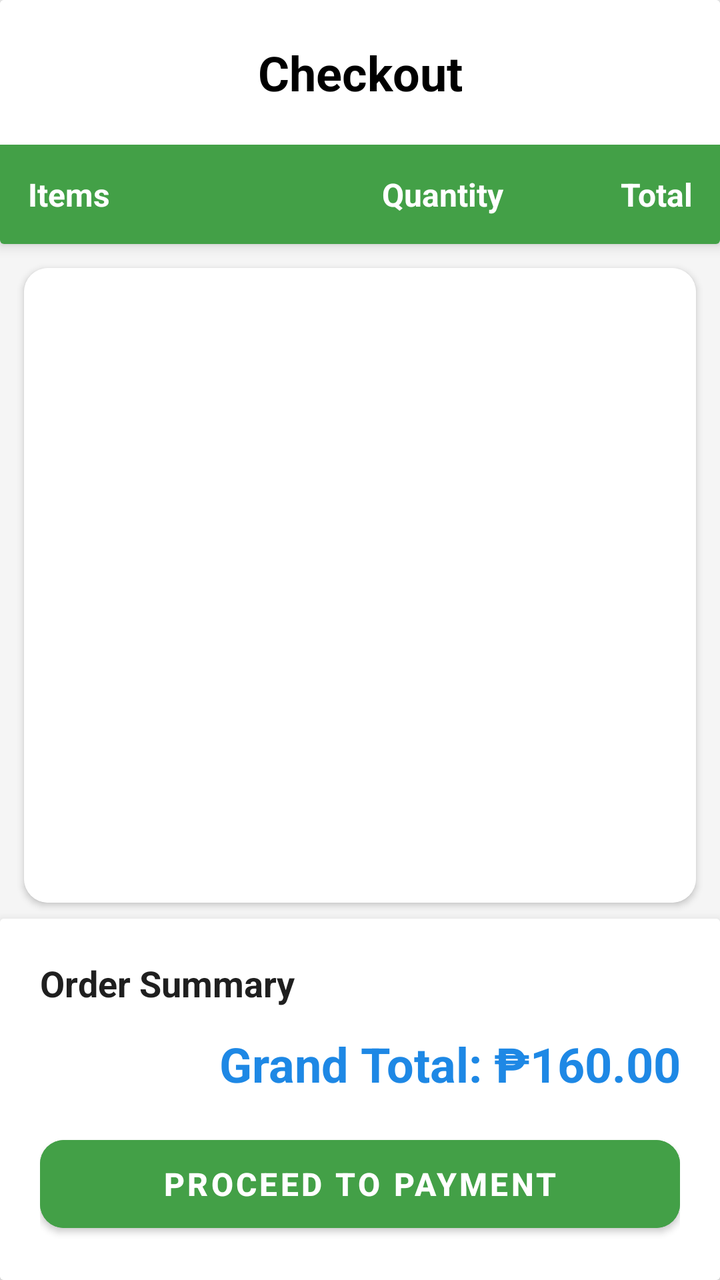
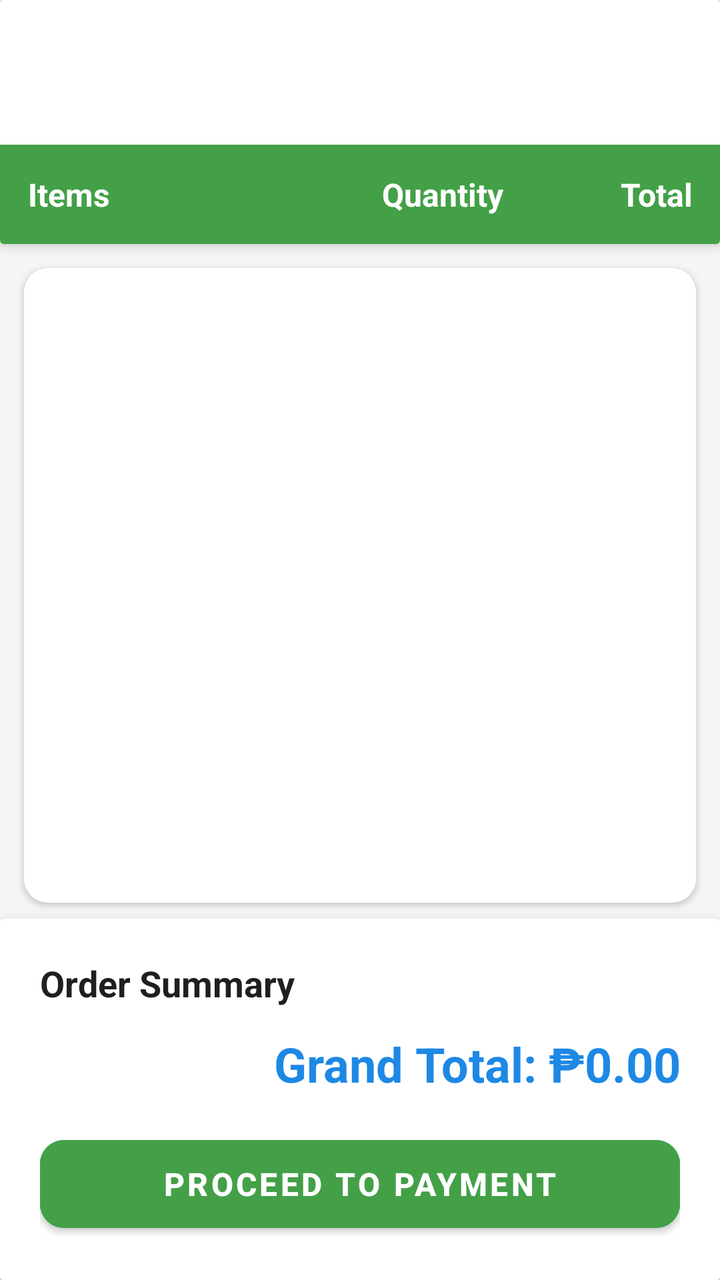

The first picture is an Android layout as it rendered before a commit; the second is the same layout after the commit. The layout source and the unified diff follow.
<!-- AndroidManifest.xml: application theme Theme.MyApp -->
<!-- res/layout/checkout_activity.xml -->
<?xml version="1.0" encoding="utf-8"?>
<androidx.constraintlayout.widget.ConstraintLayout xmlns:android="http://schemas.android.com/apk/res/android"
    xmlns:tools="http://schemas.android.com/tools"
    xmlns:app="http://schemas.android.com/apk/res-auto"
    android:layout_width="match_parent"
    android:layout_height="match_parent"
    android:background="#F5F5F5">

    <LinearLayout
        android:orientation="vertical"
        android:layout_width="match_parent"
        android:layout_height="match_parent">

        
        <androidx.cardview.widget.CardView
            android:layout_width="match_parent"
            android:layout_height="wrap_content"
            app:cardElevation="4dp">

            <LinearLayout
                android:layout_width="match_parent"
                android:layout_height="wrap_content"
                android:orientation="vertical">

                <TextView
                    android:layout_width="match_parent"
                    android:layout_height="wrap_content"
                    android:text="Checkout"
                    android:textSize="24sp"
                    android:textAlignment="center"
                    android:textStyle="bold"
                    android:padding="20dp"
                    android:background="#FFFFFF"
                    android:textColor="@color/black"/>

                
                <LinearLayout
                    android:layout_width="match_parent"
                    android:layout_height="wrap_content"
                    android:background="#43A047"

                    android:orientation="horizontal"
                    android:padding="14dp">

                    <TextView 
                        android:text="Items" 
                        android:layout_weight="2" 
                        android:layout_width="0dp" 
                        android:layout_height="wrap_content"
                        android:textColor="#FFFFFF"
                        android:textStyle="bold"
                        android:textSize="16sp"/>

                    <TextView 
                        android:text="Quantity" 
                        android:layout_weight="1" 
                        android:layout_width="0dp" 
                        android:layout_height="wrap_content"
                        android:textColor="#FFFFFF"
                        android:textStyle="bold"
                        android:gravity="center"
                        android:textSize="16sp"/>

                    <TextView 
                        android:text="Total" 
                        android:layout_weight="1" 
                        android:layout_width="0dp" 
                        android:layout_height="wrap_content"
                        android:textColor="#FFFFFF"
                        android:textStyle="bold"
                        android:gravity="end"
                        android:textSize="16sp"/>
                </LinearLayout>
            </LinearLayout>
        </androidx.cardview.widget.CardView>

        
        <androidx.cardview.widget.CardView
            android:layout_width="match_parent"
            android:layout_height="0dp"
            android:layout_weight="1"
            android:layout_marginHorizontal="12dp"
            android:layout_marginTop="12dp"
            android:layout_marginBottom="8dp"
            app:cardCornerRadius="12dp"
            app:cardElevation="2dp">

            <androidx.constraintlayout.widget.ConstraintLayout
                android:layout_width="match_parent"
                android:layout_height="match_parent"
                android:background="#FFFFFF">

                <androidx.recyclerview.widget.RecyclerView
                    android:id="@+id/checkoutrecyclerView"
                    android:layout_width="match_parent"
                    android:layout_height="match_parent"
                    android:clipToPadding="false"
                    android:padding="8dp"
                    android:contentDescription="@string/welcome"
                    tools:ignore="MissingConstraints"/>

            </androidx.constraintlayout.widget.ConstraintLayout>
        </androidx.cardview.widget.CardView>

        
        <androidx.cardview.widget.CardView
            android:layout_width="match_parent"
            android:layout_height="wrap_content"
            app:cardElevation="8dp">

            <LinearLayout
                android:layout_width="match_parent"
                android:layout_height="wrap_content"
                android:orientation="vertical"
                android:padding="20dp"
                android:background="#FFFFFF">

                
                <LinearLayout
                    android:layout_width="match_parent"
                    android:layout_height="wrap_content"
                    android:orientation="vertical"
                    android:layout_marginBottom="16dp">

                    <TextView
                        android:layout_width="wrap_content"
                        android:layout_height="wrap_content"
                        android:text="Order Summary"
                        android:textStyle="bold"
                        android:textSize="18sp"
                        android:textColor="#1F1F1F"
                        android:layout_marginBottom="12dp"/>

                    <TextView
                        android:id="@+id/total_bill"
                        android:text="Grand Total: ₱160.00"
                        android:layout_width="match_parent"
                        android:layout_height="wrap_content"
                        android:textColor="#1E88E5"
                        android:textSize="24sp"
                        android:textStyle="bold"
                        android:gravity="end"/>
                </LinearLayout>

                <Button
                    android:id="@+id/btn_checkout"
                    android:layout_width="match_parent"
                    android:layout_height="56dp"
                    android:text="PROCEED TO PAYMENT"
                    android:textStyle="bold"
                    android:backgroundTint="#43A047"
                    android:textColor="#FFFFFF"
                    android:textSize="16sp"
                    app:cornerRadius="12dp"
                    android:elevation="2dp"/>
            </LinearLayout>
        </androidx.cardview.widget.CardView>

    </LinearLayout>

</androidx.constraintlayout.widget.ConstraintLayout>
<!-- resources referenced by this layout -->
<resources>
  <color name="black">#FF000000</color>
  <string name="welcome">"Welcome!"</string>
  <style name="Theme.MyApp" parent="Theme.MaterialComponents.Light.NoActionBar">
          
          <item name="colorPrimary">@color/purple_500</item>
          <item name="colorPrimaryVariant">@color/purple_700</item>
          <item name="colorOnPrimary">@color/white</item>
          
          <item name="colorSecondary">@color/teal_200</item>
          <item name="colorSecondaryVariant">@color/teal_700</item>
          <item name="colorOnSecondary">@color/black</item>
          
          <item name="android:statusBarColor">?attr/colorPrimaryVariant</item>
          
      </style>
  <color name="purple_500">#FF6200EE</color>
  <color name="purple_700">#FF3700B3</color>
  <color name="white">#FFFFFFFF</color>
  <color name="teal_200">#FF03DAC5</color>
  <color name="teal_700">#FF018786</color>
</resources>

<!-- the commit's change to res/layout/checkout_activity.xml (unified diff, before → after) -->
@@ -25,7 +25,6 @@
                 <TextView
                     android:layout_width="match_parent"
                     android:layout_height="wrap_content"
-                    android:text="Checkout"
                     android:textSize="24sp"
                     android:textAlignment="center"
                     android:textStyle="bold"
@@ -35,10 +34,10 @@
 
                 
                 <LinearLayout
+                    android:id="@+id/header_container"
                     android:layout_width="match_parent"
                     android:layout_height="wrap_content"
                     android:background="#43A047"
-
                     android:orientation="horizontal"
                     android:padding="14dp">
 
@@ -90,6 +89,43 @@
                 android:layout_height="match_parent"
                 android:background="#FFFFFF">
 
+                
+                <LinearLayout
+                    android:id="@+id/empty_cart_container"
+                    android:layout_width="wrap_content"
+                    android:layout_height="wrap_content"
+                    android:orientation="vertical"
+                    android:gravity="center"
+                    android:visibility="gone"
+                    app:layout_constraintTop_toTopOf="parent"
+                    app:layout_constraintBottom_toBottomOf="parent"
+                    app:layout_constraintStart_toStartOf="parent"
+                    app:layout_constraintEnd_toEndOf="parent">
+
+                    <ImageView
+                        android:layout_width="120dp"
+                        android:layout_height="120dp"
+                        android:src="@drawable/ic_empty_cart"
+                        app:tint="#CCCCCC"/>
+
+                    <TextView
+                        android:layout_width="wrap_content"
+                        android:layout_height="wrap_content"
+                        android:text="Your Cart is Empty"
+                        android:textSize="20sp"
+                        android:textStyle="bold"
+                        android:textColor="#666666"
+                        android:layout_marginTop="16dp"/>
+
+                    <TextView
+                        android:layout_width="wrap_content"
+                        android:layout_height="wrap_content"
+                        android:text="Add items to start shopping"
+                        android:textSize="16sp"
+                        android:textColor="#999999"
+                        android:layout_marginTop="8dp"/>
+                </LinearLayout>
+
                 <androidx.recyclerview.widget.RecyclerView
                     android:id="@+id/checkoutrecyclerView"
                     android:layout_width="match_parent"
@@ -104,6 +140,7 @@
 
         
         <androidx.cardview.widget.CardView
+            android:id="@+id/bottom_container"
             android:layout_width="match_parent"
             android:layout_height="wrap_content"
             app:cardElevation="8dp">
@@ -133,7 +170,7 @@
 
                     <TextView
                         android:id="@+id/total_bill"
-                        android:text="Grand Total: ₱160.00"
+                        android:text="Grand Total: ₱0.00"
                         android:layout_width="match_parent"
                         android:layout_height="wrap_content"
                         android:textColor="#1E88E5"
<!-- resource entries referenced after the edit -->
@@ -1,24 +1,33 @@
 <!-- resources referenced by this layout -->
 <resources>
   <color name="black">#FF000000</color>
+  <!-- drawable ic_empty_cart (drawable) -->
+  <?xml version="1.0" encoding="utf-8"?>
+  <vector xmlns:android="http://schemas.android.com/apk/res/android"
+      android:width="24dp"
+      android:height="24dp"
+      android:viewportWidth="24"
+      android:viewportHeight="24">
+      <path
+          android:fillColor="#808080"
+          android:pathData="M7,18c-1.1,0 -1.99,0.9 -1.99,2S5.9,22 7,22s2,-0.9 2,-2 -0.9,-2 -2,-2zM1,2v2h2l3.6,7.59 -1.35,2.45c-0.16,0.28 -0.25,0.61 -0.25,0.96 0,1.1 0.9,2 2,2h12v-2L7.42,15c-0.14,0 -0.25,-0.11 -0.25,-0.25l0.03,-0.12 0.9,-1.63h7.45c0.75,0 1.41,-0.41 1.75,-1.03l3.58,-6.49c0.08,-0.14 0.12,-0.31 0.12,-0.48 0,-0.55 -0.45,-1 -1,-1L5.21,4l-0.94,-2L1,2zM17,18c-1.1,0 -1.99,0.9 -1.99,2s0.89,2 1.99,2 2,-0.9 2,-2 -0.9,-2 -2,-2z"/>
+  </vector>
   <string name="welcome">"Welcome!"</string>
   <style name="Theme.MyApp" parent="Theme.MaterialComponents.Light.NoActionBar">
           
-          <item name="colorPrimary">@color/purple_500</item>
-          <item name="colorPrimaryVariant">@color/purple_700</item>
+          <item name="colorPrimary">#76C043</item>
+          <item name="colorPrimaryVariant">#5A9A32</item>
           <item name="colorOnPrimary">@color/white</item>
           
-          <item name="colorSecondary">@color/teal_200</item>
-          <item name="colorSecondaryVariant">@color/teal_700</item>
+          <item name="colorSecondary">#76C043</item>
+          <item name="colorSecondaryVariant">#5A9A32</item>
           <item name="colorOnSecondary">@color/black</item>
           
           <item name="android:statusBarColor">?attr/colorPrimaryVariant</item>
           
+          <item name="windowActionBar">false</item>
+          <item name="windowNoTitle">true</item>
       </style>
-  <color name="purple_500">#FF6200EE</color>
-  <color name="purple_700">#FF3700B3</color>
   <color name="white">#FFFFFFFF</color>
-  <color name="teal_200">#FF03DAC5</color>
-  <color name="teal_700">#FF018786</color>
 </resources>
 
